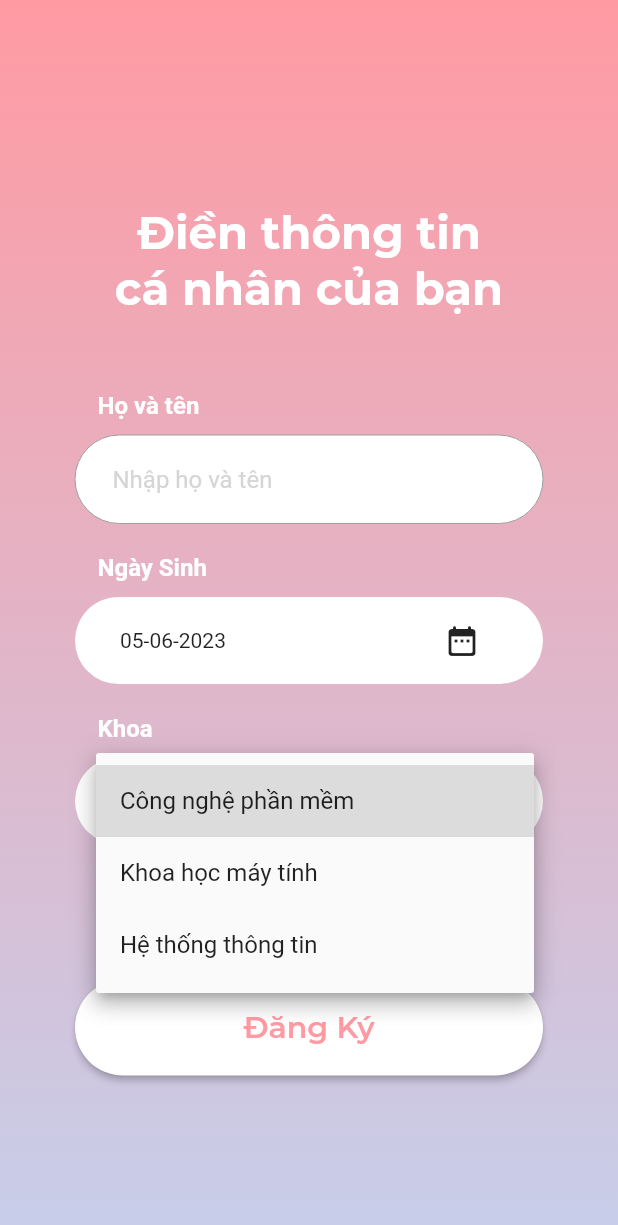
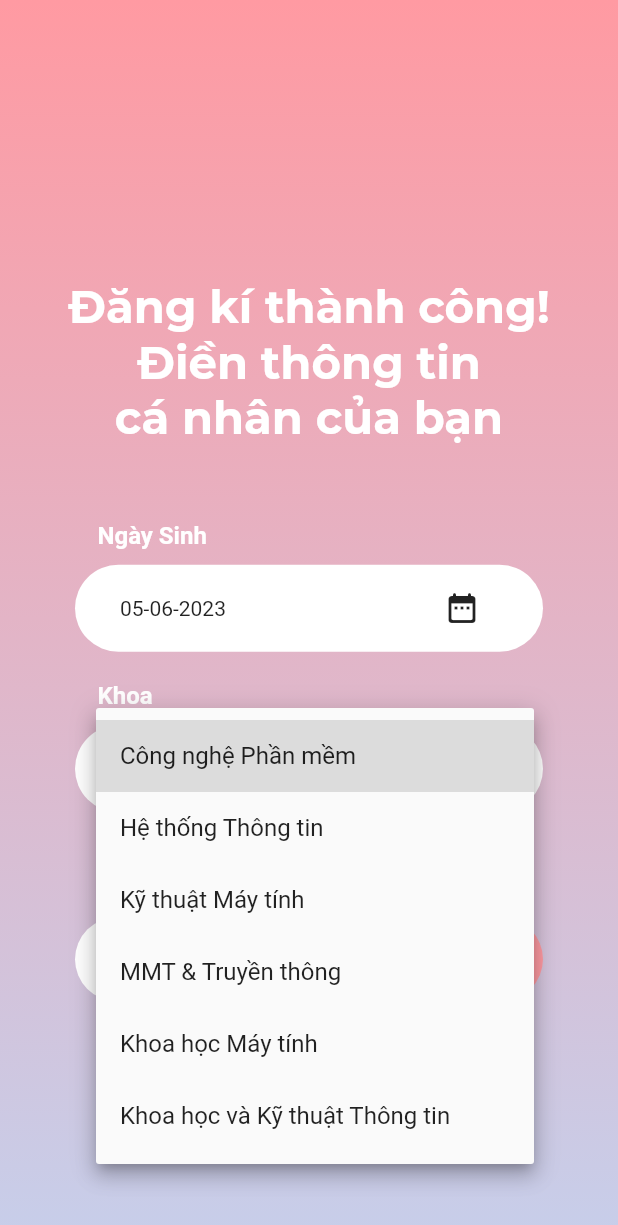
Before and after one commit to tranvuongduy2003/youit, a Flutter app: the FillInfoPage screen opened by its route, after a tap on "--Chọn--", on a phone screen of 412 x 824 dp. Shown: the top 1225 px of the screen. Run offline on Flutter 3.47's test engine with Material 2 defaults, Android fonts, the phone set to English and light mode, and no system bars; our stand-ins replace cloud_firestore, firebase_auth, firebase_core, flutter_slider_drawer; accounts and stored records are empty.

Commit message:
every thing

```diff
--- a/lib/screens/auth/fill_info_page.dart
+++ b/lib/screens/auth/fill_info_page.dart
@@ -1,13 +1,14 @@
+import 'package:firebase_auth/firebase_auth.dart';
 import 'package:flutter/cupertino.dart';
 import 'package:flutter/material.dart';
-import 'package:flutter/src/widgets/framework.dart';
-import 'package:flutter/src/widgets/placeholder.dart';
 import 'package:intl/intl.dart';
+import 'package:cloud_firestore/cloud_firestore.dart';
 
+import '../../config/themes/app_colors.dart';
 import '../../config/route/routes.dart';
-import '../../config/themes/app_colors.dart';
-import '../../widgets/stateless/input.dart';
-import '../../widgets/stateless/sign_button.dart';
+
+final _firebaseAuth = FirebaseAuth.instance;
+final _firebaseFireStore = FirebaseFirestore.instance;
 
 class FillInfoPage extends StatefulWidget {
   const FillInfoPage({super.key});
@@ -17,14 +18,30 @@ class FillInfoPage extends StatefulWidget {
 }
 
 class _FillInfoPageState extends State<FillInfoPage> {
-  DateTime dateTime = DateTime.now();
-  String fullName = "";
-  String? valueChoose;
+  DateTime _dateTime = DateTime.now();
+  String? _valueChoose;
   List listItem = [
-    'Công nghệ phần mềm',
-    'Khoa học máy tính',
-    'Hệ thống thông tin'
+    'Công nghệ Phần mềm',
+    'Hệ thống Thông tin',
+    'Kỹ thuật Máy tính',
+    'MMT & Truyền thông',
+    'Khoa học Máy tính',
+    'Khoa học và Kỹ thuật Thông tin'
   ];
+
+  void _handleUpdateInfo(context) async {
+    try {
+      CollectionReference users = _firebaseFireStore.collection('users');
+      await users.doc(_firebaseAuth.currentUser?.uid).update({
+        'dob': _dateTime,
+        'khoa': _valueChoose,
+        'updatedAt': DateTime.now(),
+      });
+      Navigator.of(context).pushNamed(Routes.homePage);
+    } catch (e) {
+      print(e);
+    }
+  }
 
   void openCupertino() => showCupertinoModalPopup(
       context: context,
@@ -44,12 +61,13 @@ class _FillInfoPageState extends State<FillInfoPage> {
                 child: CupertinoDatePicker(
                   onDateTimeChanged: (date) {
                     setState(() {
-                    dateTime = date;
+                      _dateTime = date;
                     });
                   },
                   mode: CupertinoDatePickerMode.date,
-                initialDateTime: dateTime,
-              ))
+                  initialDateTime: _dateTime,
+                ),
+              )
             ],
           ),
         );
@@ -86,14 +104,16 @@ class _FillInfoPageState extends State<FillInfoPage> {
               mainAxisAlignment: MainAxisAlignment.spaceBetween,
               crossAxisAlignment: CrossAxisAlignment.center,
               children: [
-                  Text(DateFormat('dd-MM-yyyy').format(dateTime)),
+                Text(DateFormat('dd-MM-yyyy').format(_dateTime)),
                 IconButton(
                   onPressed: () {
                     openCupertino();
                   },
-                      icon: Icon(Icons.date_range_rounded))
+                  icon: Icon(Icons.date_range_rounded),
+                )
               ],
-              )),
+            ),
+          ),
         ],
       ),
     );
@@ -129,10 +149,10 @@ class _FillInfoPageState extends State<FillInfoPage> {
             child: DropdownButton(
               isExpanded: true,
               hint: Text('--Chọn--'),
-              value: valueChoose,
+              value: _valueChoose,
               onChanged: (value) => {
                 setState(() {
-                  valueChoose = value as String?;
+                  _valueChoose = value as String?;
                 })
               },
               items: listItem.map((valueItem) {
@@ -171,7 +191,7 @@ class _FillInfoPageState extends State<FillInfoPage> {
                   Container(
                     margin: EdgeInsets.only(top: 80, bottom: 50),
                     child: Text(
-                      'Điền thông tin\ncá nhân của bạn',
+                      'Đăng kí thành công!\nĐiền thông tin\ncá nhân của bạn',
                       textAlign: TextAlign.center,
                       style: TextStyle(
                         fontSize: 30,
@@ -186,19 +206,6 @@ class _FillInfoPageState extends State<FillInfoPage> {
                     padding: EdgeInsets.symmetric(horizontal: 50),
                     child: Column(
                       children: <Widget>[
-                        Input(
-                          exception: r'^[a-z A-Z]+$',
-                          label: 'Họ và tên',
-                          hintText: 'Nhập họ và tên',
-                          textColor: AppColors.fade,
-                          textfieldColor: AppColors.white,
-                          handleChange: (value) => setState(() {
-                            fullName = value;
-                          }),
-                        ),
-                        SizedBox(
-                          height: 20,
-                        ),
                         buildDatePicker(),
                         SizedBox(
                           height: 20,
@@ -213,17 +220,47 @@ class _FillInfoPageState extends State<FillInfoPage> {
                   Container(
                     width: double.infinity,
                     padding: EdgeInsets.symmetric(horizontal: 50, vertical: 50),
-                    child: Column(
+                    child: Row(
                       mainAxisAlignment: MainAxisAlignment.spaceBetween,
                       children: <Widget>[
-                        SizedBox(
-                          height: 20,
+                        ElevatedButton(
+                          child: Text('Bỏ qua'),
+                          style: ButtonStyle(
+                              shape: MaterialStateProperty.all<
+                                  RoundedRectangleBorder>(
+                                RoundedRectangleBorder(
+                                  borderRadius: BorderRadius.circular(50.0),
                                 ),
-                        SignButton(
-                          buttonText: 'Đăng Ký',
-                          textColor: AppColors.primaryColor,
-                          backgroundColor: AppColors.white,
-                          handleOnPress: () => {},
+                              ),
+                              padding: MaterialStatePropertyAll(
+                                  EdgeInsets.symmetric(
+                                      horizontal: 40, vertical: 20)),
+                              elevation: MaterialStatePropertyAll(0),
+                              backgroundColor:
+                                  MaterialStatePropertyAll(AppColors.white),
+                              foregroundColor: MaterialStatePropertyAll(
+                                  AppColors.primaryColor)),
+                          onPressed: () =>
+                              Navigator.of(context).pushNamed(Routes.homePage),
+                        ),
+                        ElevatedButton(
+                          child: Text('Cập nhật'),
+                          style: ButtonStyle(
+                              shape: MaterialStateProperty.all<
+                                  RoundedRectangleBorder>(
+                                RoundedRectangleBorder(
+                                  borderRadius: BorderRadius.circular(50.0),
+                                ),
+                              ),
+                              padding: MaterialStatePropertyAll(
+                                  EdgeInsets.symmetric(
+                                      horizontal: 40, vertical: 20)),
+                              elevation: MaterialStatePropertyAll(0),
+                              foregroundColor:
+                                  MaterialStatePropertyAll(AppColors.white),
+                              backgroundColor: MaterialStatePropertyAll(
+                                  AppColors.primaryColor)),
+                          onPressed: () => _handleUpdateInfo(context),
                         ),
                       ],
                     ),
--- a/lib/screens/group/group_information.dart
+++ b/lib/screens/group/group_information.dart
@@ -175,7 +175,7 @@ class _GroupInformationPageState extends State<GroupInformationPage> {
                         vertical: 10, horizontal: 30),
                     child: ElevatedButton(
                       style: ElevatedButton.styleFrom(
-                        primary: AppColors.isabelline,
+                        backgroundColor: AppColors.isabelline,
                         minimumSize: Size(350, 48),
                         shape: RoundedRectangleBorder(
                             borderRadius:
@@ -214,7 +214,7 @@ class _GroupInformationPageState extends State<GroupInformationPage> {
                         vertical: 10, horizontal: 30),
                     child: ElevatedButton(
                       style: ElevatedButton.styleFrom(
-                        primary: AppColors.isabelline,
+                        backgroundColor: AppColors.isabelline,
                         minimumSize: Size(350, 48),
                         shape: RoundedRectangleBorder(
                             borderRadius:
--- a/lib/screens/message/message_page.dart
+++ b/lib/screens/message/message_page.dart
@@ -46,8 +46,6 @@ class _MessagePageState extends State<MessagePage> {
                 Container(
                   padding: EdgeInsets.symmetric(horizontal: 20),
                   child: Input(
-                    exception: "",
-                    label: null,
                     hintText: 'Tìm kiếm',
                     textColor: AppColors.fontColor,
                     textfieldColor: Color(0xFFE6E6E6),
--- a/lib/widgets/stateless/input.dart
+++ b/lib/widgets/stateless/input.dart
@@ -1,35 +1,42 @@
 import 'package:flutter/material.dart';
 import 'package:you_it/config/themes/app_colors.dart';
 
-class Input extends StatelessWidget {
-  final label;
+class Input extends StatefulWidget {
+  final String label;
   final String hintText;
   final Color textColor;
   final Color textfieldColor;
   final Function handleChange;
   final String exception;
 
-  Input(
-      {required this.label,
-      required this.hintText,
-      required this.textColor,
-      required this.textfieldColor,
-      required this.handleChange,
-      required this.exception});
+  Input({
+    super.key,
+    this.label = '',
+    required this.hintText,
+    required this.textColor,
+    required this.textfieldColor,
+    required this.handleChange,
+    this.exception = '',
+  });
 
+  @override
+  State<Input> createState() => _InputState();
+}
+
+class _InputState extends State<Input> {
   @override
   Widget build(BuildContext context) {
     return Container(
       child: Column(
         children: <Widget>[
-          if (label != null)
+          if (widget.label != null)
             Container(
               width: double.infinity,
               padding: EdgeInsets.only(left: 15),
               margin: EdgeInsets.only(bottom: 10),
               // margin: EdgeInsets.only(right: 170),
               child: Text(
-                label,
+                widget.label,
                 style: TextStyle(
                   fontSize: 16,
                   fontWeight: FontWeight.w600,
@@ -39,13 +46,13 @@ class Input extends StatelessWidget {
               ),
             ),
           TextFormField(
-            onChanged: (val) => handleChange(val),
+            onChanged: (val) => widget.handleChange(val),
             validator: (value) {
               if (value!.isEmpty) {
-                return "Vui lòng nhập đầy đủ";
+                return 'Vui lòng nhập đầy đủ';
               }
-              if (!RegExp(exception).hasMatch(value)) {
-                return "Sai cú pháp";
+              if (!RegExp(widget.exception).hasMatch(value)) {
+                return 'Sai cú pháp';
               }
             },
             decoration: InputDecoration(
@@ -53,9 +60,9 @@ class Input extends StatelessWidget {
                     EdgeInsets.symmetric(horizontal: 25, vertical: 20),
                 filled: true,
                 fillColor: Colors.white,
-                hintText: hintText,
+                hintText: widget.hintText,
                 hintStyle: TextStyle(
-                  color: textColor,
+                  color: widget.textColor,
                   fontSize: 16,
                 ),
                 border: OutlineInputBorder(
--- a/pubspec.yaml
+++ b/pubspec.yaml
@@ -38,6 +38,7 @@ dependencies:
   flutter_slider_drawer: ^2.1.3
   firebase_core: ^2.12.0
   firebase_auth: ^4.6.0
+  cloud_firestore: ^4.8.0
 
 dev_dependencies:
   flutter_test:
```
Also changed, not shown: lib/screens/auth/signup_page.dart (+93 -36 lines), lib/widgets/stateful/input_password.dart (+6 -8 lines), pubspec.lock, 1 other file. Lines whose indentation alone changed are shown as unchanged.
